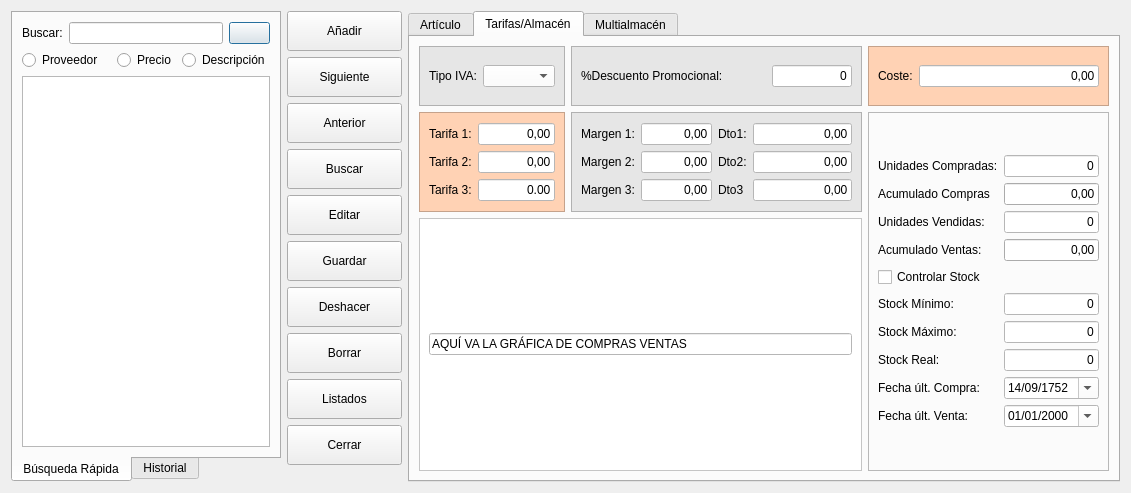
Before: the Qt Designer form frmarticulos.ui in arcnexus/RedFoX, drawn with Qt 5.
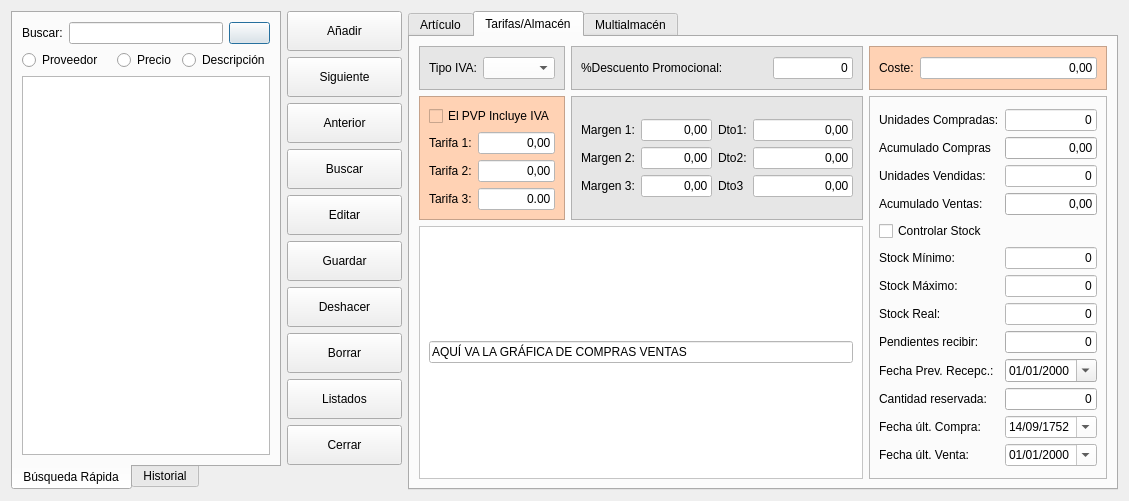
After: the same form once the commit is applied. Icons and pictures are not drawn.

The edit to the form file:
```diff
--- a/frmarticulos.ui
+++ b/frmarticulos.ui
@@ -6,8 +6,8 @@
    <rect>
     <x>0</x>
     <y>0</y>
-    <width>1131</width>
-    <height>493</height>
+    <width>1129</width>
+    <height>491</height>
    </rect>
   </property>
   <property name="windowTitle">
@@ -619,7 +619,7 @@
         <widget class="QFrame" name="frame_7">
          <property name="minimumSize">
           <size>
-           <width>241</width>
+           <width>233</width>
            <height>0</height>
           </size>
          </property>
@@ -685,14 +685,14 @@
          <layout class="QGridLayout" name="gridLayout_18">
           <item row="0" column="0">
            <layout class="QGridLayout" name="gridLayout">
-            <item row="0" column="0">
+            <item row="1" column="0">
              <widget class="QLabel" name="label_21">
               <property name="text">
                <string>Tarifa 1:</string>
               </property>
              </widget>
             </item>
-            <item row="0" column="1">
+            <item row="1" column="1">
              <widget class="QLineEdit" name="txtrTarifa1_2">
               <property name="maximumSize">
                <size>
@@ -711,14 +711,14 @@
               </property>
              </widget>
             </item>
-            <item row="1" column="0">
+            <item row="2" column="0">
              <widget class="QLabel" name="label_22">
               <property name="text">
                <string>Tarifa 2:</string>
               </property>
              </widget>
             </item>
-            <item row="1" column="1">
+            <item row="2" column="1">
              <widget class="QLineEdit" name="txtrTarifa2">
               <property name="maximumSize">
                <size>
@@ -737,14 +737,14 @@
               </property>
              </widget>
             </item>
-            <item row="2" column="0">
+            <item row="3" column="0">
              <widget class="QLabel" name="label_23">
               <property name="text">
                <string>Tarifa 3:</string>
               </property>
              </widget>
             </item>
-            <item row="2" column="1">
+            <item row="3" column="1">
              <widget class="QLineEdit" name="txtrTarifa3">
               <property name="maximumSize">
                <size>
@@ -763,6 +763,16 @@
               </property>
              </widget>
             </item>
+            <item row="0" column="0" colspan="2">
+             <widget class="QCheckBox" name="chklPvpIncluyeIva">
+              <property name="toolTip">
+               <string>Marcar si el PVP lleva el IVA incluido.</string>
+              </property>
+              <property name="text">
+               <string>El PVP Incluye IVA</string>
+              </property>
+             </widget>
+            </item>
            </layout>
           </item>
          </layout>
@@ -940,6 +950,16 @@
          <layout class="QGridLayout" name="gridLayout_7">
           <item row="0" column="0">
            <layout class="QGridLayout" name="gridLayout_3">
+            <item row="8" column="1">
+             <widget class="QLineEdit" name="txtnCantidadPendienteRecibir">
+              <property name="text">
+               <string>0</string>
+              </property>
+              <property name="alignment">
+               <set>Qt::AlignRight|Qt::AlignTrailing|Qt::AlignVCenter</set>
+              </property>
+             </widget>
+            </item>
             <item row="5" column="0">
              <widget class="QLabel" name="label_30">
               <property name="autoFillBackground">
@@ -1043,14 +1063,14 @@
               </property>
              </widget>
             </item>
-            <item row="8" column="0">
+            <item row="11" column="0">
              <widget class="QLabel" name="label_33">
               <property name="text">
                <string>Fecha últ. Compra:</string>
               </property>
              </widget>
             </item>
-            <item row="8" column="1">
+            <item row="11" column="1">
              <widget class="QDateEdit" name="txtdFechaUltimaCompra">
               <property name="styleSheet">
                <string notr="true">background-color: rgb(255, 255, 255);</string>
@@ -1070,14 +1090,14 @@
               </property>
              </widget>
             </item>
-            <item row="9" column="0">
+            <item row="12" column="0">
              <widget class="QLabel" name="label_34">
               <property name="text">
                <string>Fecha últ. Venta:</string>
               </property>
              </widget>
             </item>
-            <item row="9" column="1">
+            <item row="12" column="1">
              <widget class="QDateEdit" name="txtdFechaUltimaVenta">
               <property name="styleSheet">
                <string notr="true">background-color: rgb(255, 255, 255);</string>
@@ -1137,6 +1157,57 @@
               </property>
              </widget>
             </item>
+            <item row="8" column="0">
+             <widget class="QLabel" name="label_44">
+              <property name="text">
+               <string>Pendientes recibir:</string>
+              </property>
+             </widget>
+            </item>
+            <item row="9" column="0">
+             <widget class="QLabel" name="lblFechaPrevistaRecepcion">
+              <property name="text">
+               <string>Fecha Prev. Recepc.:</string>
+              </property>
+             </widget>
+            </item>
+            <item row="9" column="1">
+             <widget class="QDateEdit" name="txtdFechaPrevistaRecepcion">
+              <property name="maximumDateTime">
+               <datetime>
+                <hour>23</hour>
+                <minute>59</minute>
+                <second>59</second>
+                <year>7999</year>
+                <month>12</month>
+                <day>31</day>
+               </datetime>
+              </property>
+              <property name="displayFormat">
+               <string>dd/MM/yyyy</string>
+              </property>
+              <property name="calendarPopup">
+               <bool>true</bool>
+              </property>
+             </widget>
+            </item>
+            <item row="10" column="1">
+             <widget class="QLineEdit" name="txtnReservados">
+              <property name="text">
+               <string>0</string>
+              </property>
+              <property name="alignment">
+               <set>Qt::AlignRight|Qt::AlignTrailing|Qt::AlignVCenter</set>
+              </property>
+             </widget>
+            </item>
+            <item row="10" column="0">
+             <widget class="QLabel" name="label_45">
+              <property name="text">
+               <string>Cantidad reservada:</string>
+              </property>
+             </widget>
+            </item>
            </layout>
           </item>
          </layout>
```
Left out of the diff: 181 changed lines with no effect on the pictures.
